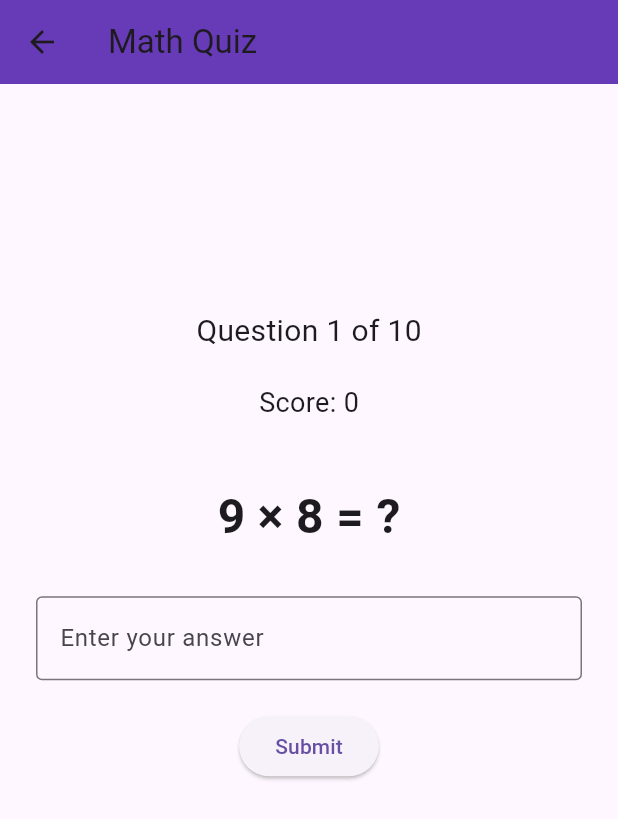
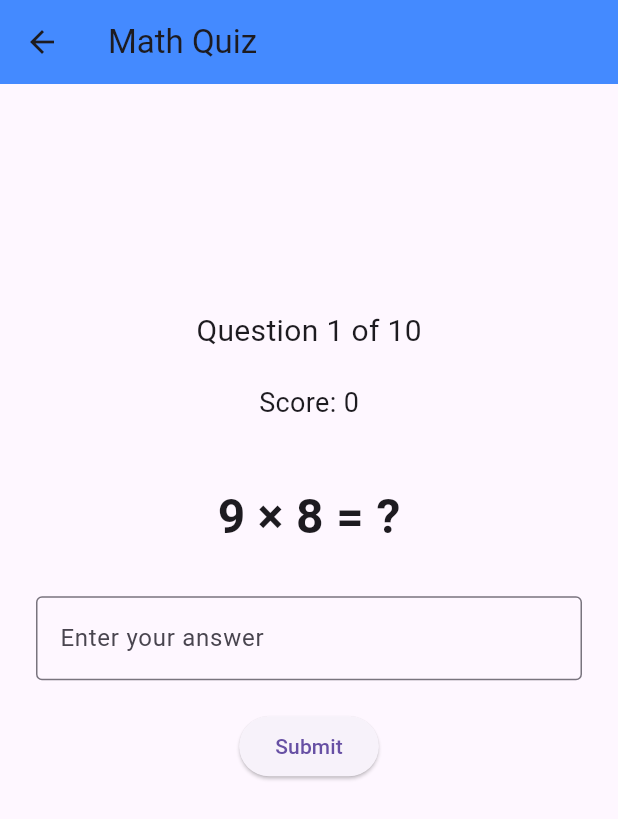
Before and after one commit to jkozdon/math_flutter_app, a Flutter app: the screen it shows after launch, after a tap on "Start Quiz", on a phone screen of 412 x 824 dp. Shown: the top 819 px of the screen. Run offline on Flutter 3.47's test engine with Material 3 defaults, Android fonts, the phone set to English and light mode, and no system bars; our stand-ins replace shared_preferences.

Commit message:
Update colors
Signed-off-by: Jeremy E Kozdon <jeremy@kozdon.net>

```diff
--- a/lib/main.dart
+++ b/lib/main.dart
@@ -160,7 +160,7 @@ class _HistoryPageState extends State<HistoryPage> {
     return Scaffold(
       appBar: AppBar(
         title: Text('Quiz History'),
-        backgroundColor: Colors.deepPurple,
+        backgroundColor: Colors.redAccent,
         actions: [
           if (results.isNotEmpty)
           IconButton(
@@ -411,9 +411,6 @@ class _HomePageState extends State<HomePage> {
               SizedBox(height: 20),
               ElevatedButton(
                 onPressed: viewHistory,
-                style: ElevatedButton.styleFrom(
-                  backgroundColor: Colors.grey[600],
-                ),
                 child: Text("View History"),
               ),
             ],
@@ -597,7 +594,7 @@ class _QuizPageState extends State<QuizPage> {
       List<QuestionData> missedQuestions = allQuestions.where((q) => !q.isCorrect).toList();
 
       return Scaffold(
-        appBar: AppBar(title: Text('Quiz Complete'), backgroundColor: Colors.deepPurple),
+        appBar: AppBar(title: Text('Quiz Complete'), backgroundColor: Colors.greenAccent),
         body: Padding(
           padding: const EdgeInsets.all(24.0),
           child: SingleChildScrollView(
@@ -726,7 +723,7 @@ class _QuizPageState extends State<QuizPage> {
     }
 
     return Scaffold(
-      appBar: AppBar(title: Text('Math Quiz'), backgroundColor: Colors.deepPurple),
+      appBar: AppBar(title: Text('Math Quiz'), backgroundColor: Colors.blueAccent),
       resizeToAvoidBottomInset: false,
       body: Padding(
         padding: const EdgeInsets.all(24.0),
```
